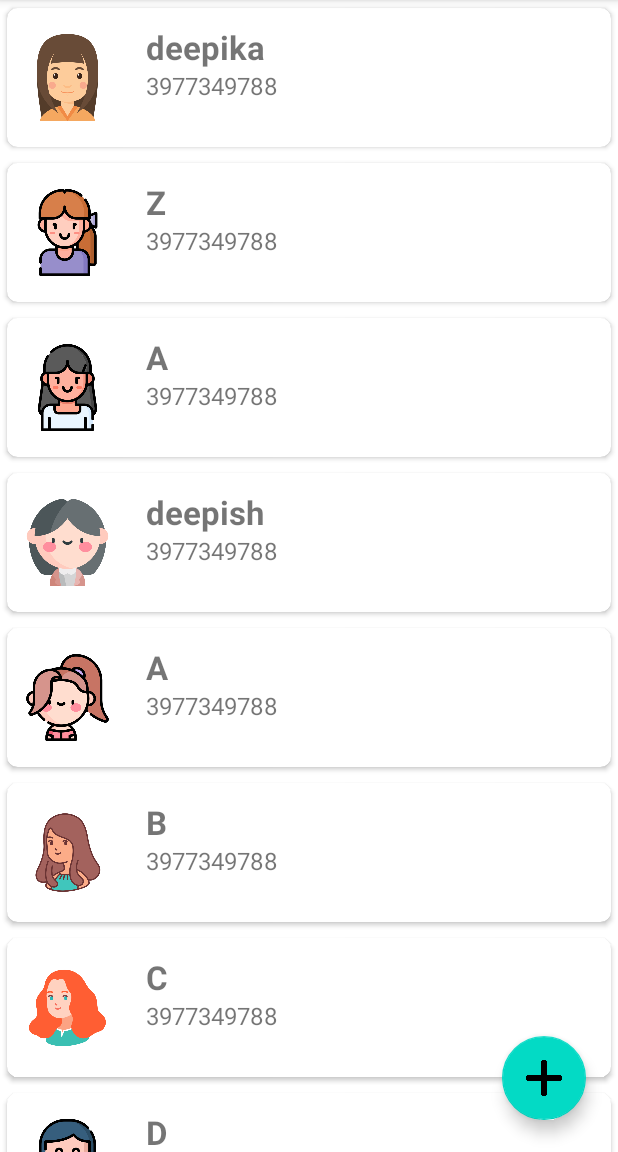
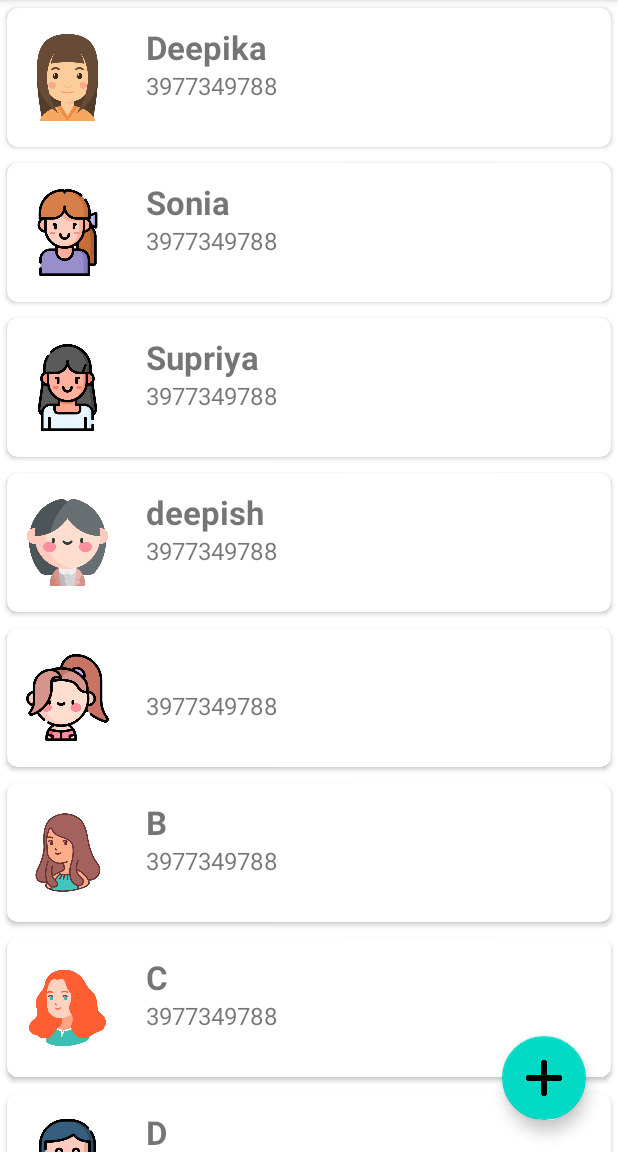
Before and after one commit to deepikat18/DataEntryApp, an Android app: the screen it shows after launch (MainActivity), on a phone screen of 412 x 824 dp, the part 84-1236 px from its top. Run offline under Robolectric (Android 15) with nearby library versions, the phone set to English and light mode, and no system bars.

Commit message:
This is the Recycler view project

```diff
--- a/app/src/main/java/com/example/recyclerview/MainActivity.java
+++ b/app/src/main/java/com/example/recyclerview/MainActivity.java
@@ -62,11 +62,11 @@ public class MainActivity extends AppCompatActivity {
         });
 
 
-        arrContacts.add(new ContactModel(R.drawable.girl1,"deepika","3977349788"));
-        arrContacts.add(new ContactModel(R.drawable.girl2,"Z","3977349788"));
-        arrContacts.add(new ContactModel(R.drawable.girl3,"A","3977349788"));
+        arrContacts.add(new ContactModel(R.drawable.girl1,"Deepika","3977349788"));
+        arrContacts.add(new ContactModel(R.drawable.girl2,"Sonia","3977349788"));
+        arrContacts.add(new ContactModel(R.drawable.girl3,"Supriya","3977349788"));
         arrContacts.add(new ContactModel(R.drawable.girl4,"deepish","3977349788"));
-        arrContacts.add(new ContactModel(R.drawable.girl5,"A","3977349788"));
+        arrContacts.add(new ContactModel(R.drawable.girl5,"","3977349788"));
         arrContacts.add(new ContactModel(R.drawable.girl6,"B","3977349788"));
         arrContacts.add(new ContactModel(R.drawable.girl7,"C","3977349788"));
         arrContacts.add(new ContactModel(R.drawable.girl8,"D","3977349788"));
```
